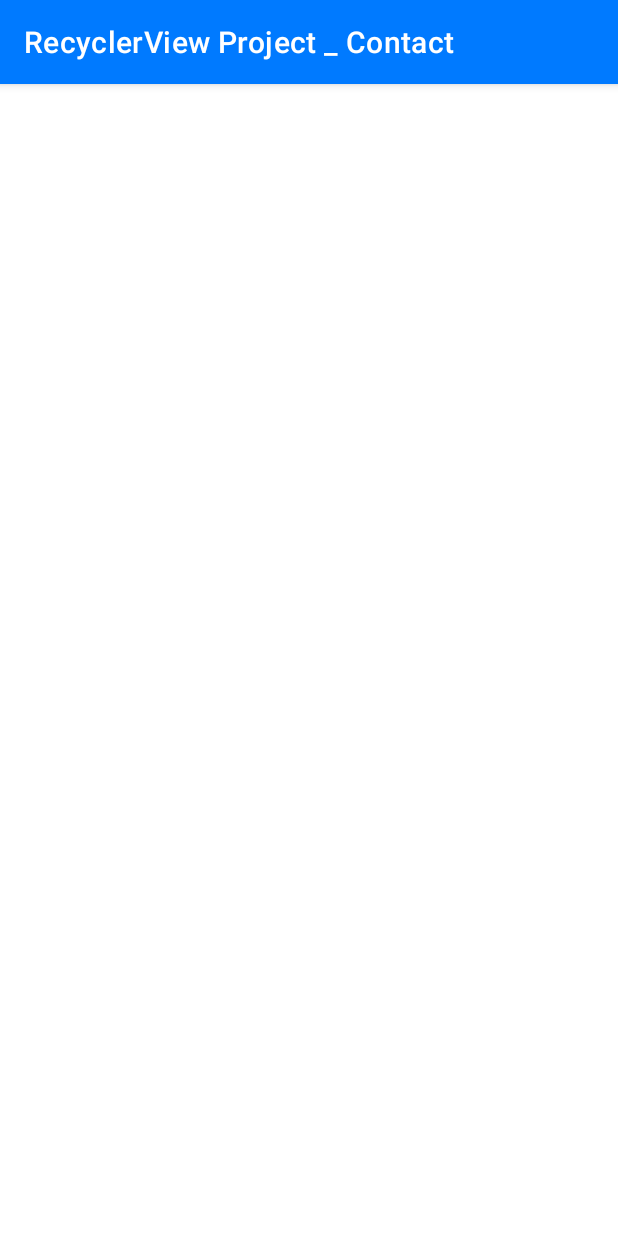
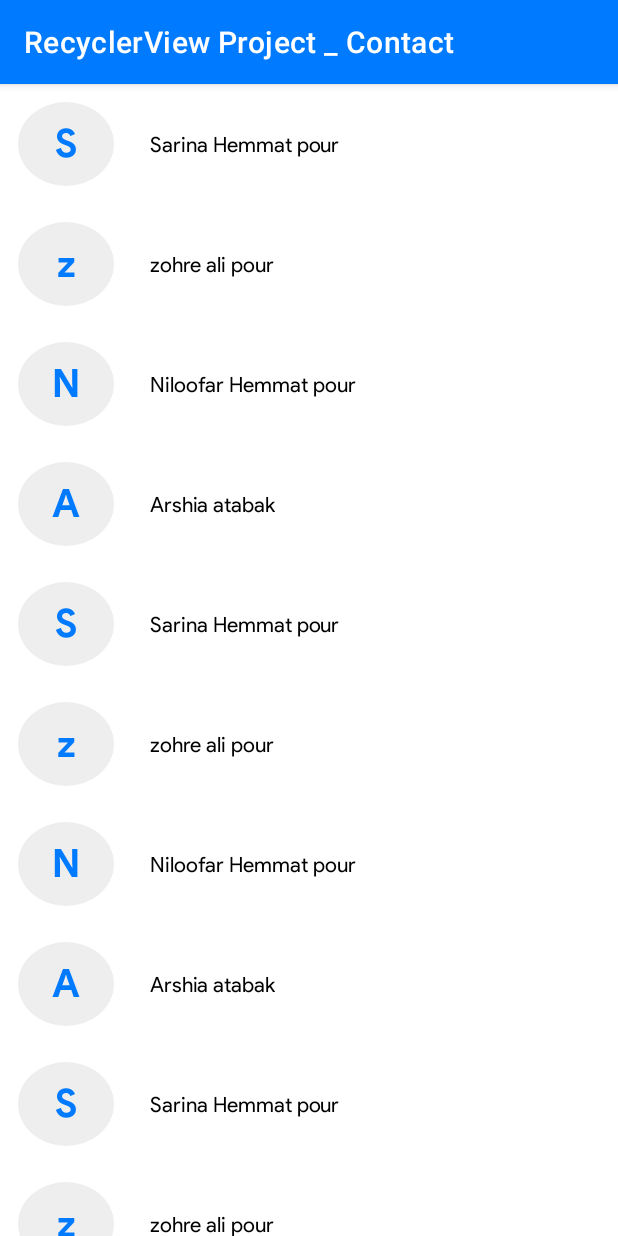
Before and after one commit to sarina-hemmatpour/Contacts_miniProject, an Android app: the screen it shows after launch (MainActivity), on a phone screen of 412 x 824 dp. Run offline under Robolectric (Android 15) with nearby library versions, the phone set to English and light mode, and no system bars.

Commit message:
recycler view completed

```diff
--- a/app/src/main/AndroidManifest.xml
+++ b/app/src/main/AndroidManifest.xml
@@ -8,7 +8,8 @@
         android:label="@string/app_name"
         android:roundIcon="@mipmap/ic_launcher_round"
         android:supportsRtl="true"
-        android:theme="@style/Theme.RecyclerViewProject_Contact">
+        android:theme="@style/Theme.RecyclerViewProject_Contact"
+        android:name=".ApplicationClass">
         <activity
             android:name=".MainActivity"
             android:exported="true">
--- /dev/null
+++ b/app/src/main/java/com/example/recyclerviewproject_contact/ApplicationClass.java
@@ -0,0 +1,39 @@
+package com.example.recyclerviewproject_contact;
+
+import android.app.Application;
+
+import java.util.ArrayList;
+
+public class ApplicationClass extends Application {
+
+    public static ArrayList<Contact> contacts;
+
+    @Override
+    public void onCreate() {
+        super.onCreate();
+
+        contacts=new ArrayList<>();
+
+        contacts.add(new Contact("Sarina Hemmat pour" , "09140465914"));
+        contacts.add(new Contact("zohre ali pour" , "09370776007"));
+        contacts.add(new Contact("Niloofar Hemmat pour" , "09140468287"));
+        contacts.add(new Contact("Arshia atabak" , "09140465915"));
+        contacts.add(new Contact("Sarina Hemmat pour" , "09140465914"));
+        contacts.add(new Contact("zohre ali pour" , "09370776007"));
+        contacts.add(new Contact("Niloofar Hemmat pour" , "09140468287"));
+        contacts.add(new Contact("Arshia atabak" , "09140465915"));
+        contacts.add(new Contact("Sarina Hemmat pour" , "09140465914"));
+        contacts.add(new Contact("zohre ali pour" , "09370776007"));
+        contacts.add(new Contact("Niloofar Hemmat pour" , "09140468287"));
+        contacts.add(new Contact("Arshia atabak" , "09140465915"));
+        contacts.add(new Contact("Sarina Hemmat pour" , "09140465914"));
+        contacts.add(new Contact("zohre ali pour" , "09370776007"));
+        contacts.add(new Contact("Niloofar Hemmat pour" , "09140468287"));
+        contacts.add(new Contact("Arshia atabak" , "09140465915"));
+        contacts.add(new Contact("Sarina Hemmat pour" , "09140465914"));
+        contacts.add(new Contact("zohre ali pour" , "09370776007"));
+        contacts.add(new Contact("Niloofar Hemmat pour" , "09140468287"));
+        contacts.add(new Contact("Arshia atabak" , "09140465915"));
+
+    }
+}
--- /dev/null
+++ b/app/src/main/java/com/example/recyclerviewproject_contact/Contact.java
@@ -0,0 +1,27 @@
+package com.example.recyclerviewproject_contact;
+
+public class Contact {
+    private String fullName;
+    private String phoneNumber;
+
+    public Contact(String fullName, String phoneNumber) {
+        this.fullName = fullName;
+        this.phoneNumber = phoneNumber;
+    }
+
+    public String getFullName() {
+        return fullName;
+    }
+
+    public void setFullName(String fullName) {
+        this.fullName = fullName;
+    }
+
+    public String getPhoneNumber() {
+        return phoneNumber;
+    }
+
+    public void setPhoneNumber(String phoneNumber) {
+        this.phoneNumber = phoneNumber;
+    }
+}
--- /dev/null
+++ b/app/src/main/java/com/example/recyclerviewproject_contact/ContactAdaptor.java
@@ -0,0 +1,86 @@
+package com.example.recyclerviewproject_contact;
+
+import android.content.Context;
+import android.view.LayoutInflater;
+import android.view.View;
+import android.view.ViewGroup;
+import android.widget.TextView;
+
+import androidx.annotation.NonNull;
+import androidx.recyclerview.widget.RecyclerView;
+
+import java.util.ArrayList;
+
+public class ContactAdaptor extends RecyclerView.Adapter<ContactAdaptor.ContactViewHolder> {
+
+    private ArrayList<Contact> contacts;
+
+    public ContactAdaptor(Context context , ArrayList<Contact> list)
+    {
+        contacts=list;
+        activity= (ItemClicked) context;
+    }
+
+    public ArrayList<Contact> getContacts() {
+        return contacts;
+    }
+
+    public void setContacts(ArrayList<Contact> contacts) {
+        this.contacts = contacts;
+    }
+
+    interface ItemClicked{
+        void onItemClicked(int index);
+    }
+    ItemClicked activity;
+
+    @NonNull
+    @Override
+    public ContactViewHolder onCreateViewHolder(@NonNull ViewGroup parent, int viewType) {
+
+        View v= LayoutInflater.from(parent.getContext()).inflate(R.layout.item_contact , parent,false);
+
+        return new ContactViewHolder(v);
+    }
+
+    @Override
+    public void onBindViewHolder(@NonNull ContactViewHolder holder, int position) {
+
+        holder.itemView.setTag(contacts.get(position));
+        holder.bindItems(position);
+
+    }
+
+    @Override
+    public int getItemCount() {
+        return contacts.size();
+    }
+
+    public class ContactViewHolder extends RecyclerView.ViewHolder{
+
+        TextView tvContactFirst , tvContactFull;
+
+        public ContactViewHolder(@NonNull View itemView ) {
+            super(itemView);
+
+            tvContactFirst=itemView.findViewById(R.id.tvContactFirst);
+            tvContactFull=itemView.findViewById(R.id.tvContactFull);
+
+            itemView.setOnClickListener(new View.OnClickListener() {
+                @Override
+                public void onClick(View view) {
+                    activity.onItemClicked(contacts.indexOf((Contact) itemView.getTag()));
+                }
+            });
+
+        }
+
+        public void bindItems(int i)
+        {
+            tvContactFull.setText(getContacts().get(i).getFullName());
+            tvContactFirst.setText(getContacts().get(i).getFullName().substring(0,1));
+        }
+
+    }
+
+}
--- a/app/src/main/java/com/example/recyclerviewproject_contact/MainActivity.java
+++ b/app/src/main/java/com/example/recyclerviewproject_contact/MainActivity.java
@@ -1,14 +1,35 @@
 package com.example.recyclerviewproject_contact;
 
 import androidx.appcompat.app.AppCompatActivity;
+import androidx.recyclerview.widget.LinearLayoutManager;
+import androidx.recyclerview.widget.RecyclerView;
 
 import android.os.Bundle;
 
-public class MainActivity extends AppCompatActivity {
+public class MainActivity extends AppCompatActivity  implements ContactAdaptor.ItemClicked {
+
+    RecyclerView recyclerView;
+    RecyclerView.Adapter adapter;
+    RecyclerView.LayoutManager layoutManager;
 
     @Override
     protected void onCreate(Bundle savedInstanceState) {
         super.onCreate(savedInstanceState);
         setContentView(R.layout.activity_main);
+
+        recyclerView=findViewById(R.id.rvList);
+        recyclerView.setHasFixedSize(false);
+
+        adapter=new ContactAdaptor(this , ApplicationClass.contacts);
+        recyclerView.setAdapter(adapter);
+
+        recyclerView.setLayoutManager(new LinearLayoutManager(this));
+
+
+    }
+
+    @Override
+    public void onItemClicked(int index) {
+
     }
 }
--- a/app/src/main/res/layout/activity_main.xml
+++ b/app/src/main/res/layout/activity_main.xml
@@ -7,6 +7,7 @@
     tools:context=".MainActivity">
 
     <androidx.recyclerview.widget.RecyclerView
+        android:id="@+id/rvList"
         android:layout_width="match_parent"
         android:layout_height="match_parent"
         tools:layout_editor_absoluteX="1dp"
--- a/app/src/main/res/layout/item_contact.xml
+++ b/app/src/main/res/layout/item_contact.xml
@@ -9,9 +9,9 @@
         android:id="@+id/tvContactFirst"
         android:layout_width="64dp"
         android:layout_height="56dp"
-        android:layout_marginStart="8dp"
-        android:layout_marginTop="8dp"
-        android:layout_marginBottom="8dp"
+        android:layout_marginStart="12dp"
+        android:layout_marginTop="12dp"
+        android:layout_marginBottom="12dp"
         android:background="@drawable/shape_circle"
         android:fontFamily="@font/primary_bold"
         android:gravity="center"
```
